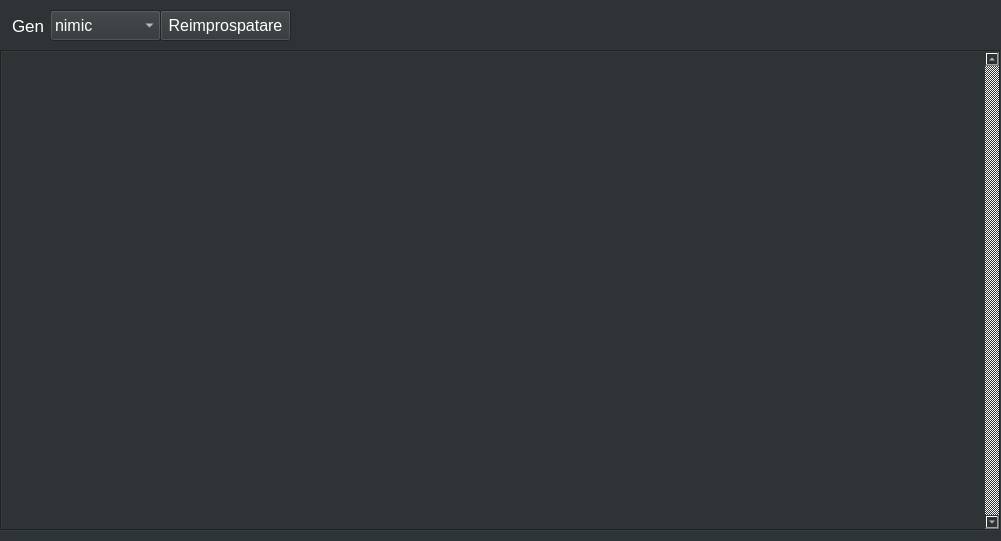
Above: Client/songstopform.ui from StefanPEZA/ProiectRC before the change. Below: the same form after it.
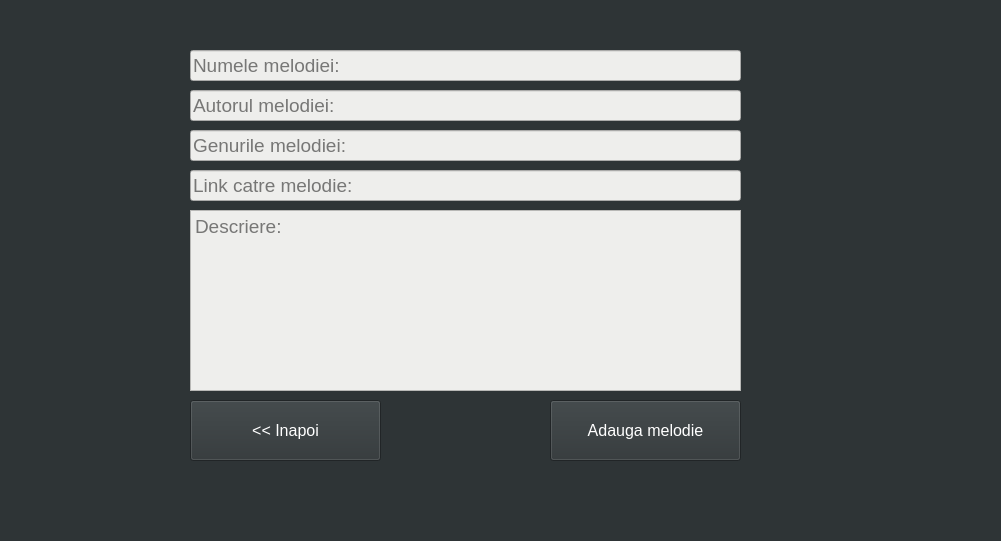
That is the form after the change. The open tabs and pages were chosen to show the change.

Diff of the .ui file:
```diff
--- a/Client/songstopform.ui
+++ b/Client/songstopform.ui
@@ -175,13 +175,16 @@
       <enum>QListView::Static</enum>
      </property>
      <property name="spacing">
-      <number>2</number>
+      <number>5</number>
      </property>
      <property name="viewMode">
       <enum>QListView::ListMode</enum>
      </property>
      <property name="itemAlignment">
-      <set>Qt::AlignHCenter</set>
+      <set>Qt::AlignLeading</set>
+     </property>
+     <property name="sortingEnabled">
+      <bool>false</bool>
      </property>
     </widget>
     <widget class="QLineEdit" name="songGenre">
@@ -359,6 +362,248 @@
      </property>
     </widget>
    </widget>
+   <widget class="QWidget" name="addSongPage">
+    <widget class="QPushButton" name="goBack2">
+     <property name="geometry">
+      <rect>
+       <x>190</x>
+       <y>400</y>
+       <width>191</width>
+       <height>61</height>
+      </rect>
+     </property>
+     <property name="font">
+      <font>
+       <pointsize>12</pointsize>
+      </font>
+     </property>
+     <property name="cursor">
+      <cursorShape>PointingHandCursor</cursorShape>
+     </property>
+     <property name="focusPolicy">
+      <enum>Qt::StrongFocus</enum>
+     </property>
+     <property name="styleSheet">
+      <string notr="true">QPushButton{
+	color:white;
+}
+
+QPushButton:hover{
+    background-color: rgb(85, 87, 83);
+}</string>
+     </property>
+     <property name="text">
+      <string>&lt;&lt; Inapoi</string>
+     </property>
+    </widget>
+    <widget class="QLineEdit" name="songNameText">
+     <property name="geometry">
+      <rect>
+       <x>190</x>
+       <y>50</y>
+       <width>551</width>
+       <height>31</height>
+      </rect>
+     </property>
+     <property name="font">
+      <font>
+       <pointsize>14</pointsize>
+      </font>
+     </property>
+     <property name="styleSheet">
+      <string notr="true">background-color:rgb(238, 238, 236);
+color:black</string>
+     </property>
+     <property name="inputMethodHints">
+      <set>Qt::ImhNone</set>
+     </property>
+     <property name="inputMask">
+      <string/>
+     </property>
+     <property name="text">
+      <string/>
+     </property>
+     <property name="maxLength">
+      <number>50</number>
+     </property>
+     <property name="frame">
+      <bool>true</bool>
+     </property>
+     <property name="placeholderText">
+      <string>Numele melodiei:</string>
+     </property>
+     <property name="clearButtonEnabled">
+      <bool>true</bool>
+     </property>
+    </widget>
+    <widget class="QPushButton" name="addSongButton">
+     <property name="geometry">
+      <rect>
+       <x>550</x>
+       <y>400</y>
+       <width>191</width>
+       <height>61</height>
+      </rect>
+     </property>
+     <property name="font">
+      <font>
+       <pointsize>12</pointsize>
+      </font>
+     </property>
+     <property name="cursor">
+      <cursorShape>PointingHandCursor</cursorShape>
+     </property>
+     <property name="styleSheet">
+      <string notr="true">background-color:rgb(46, 52, 54);
+color:white;</string>
+     </property>
+     <property name="text">
+      <string>Adauga melodie</string>
+     </property>
+    </widget>
+    <widget class="QLineEdit" name="songAuthorText">
+     <property name="geometry">
+      <rect>
+       <x>190</x>
+       <y>90</y>
+       <width>551</width>
+       <height>31</height>
+      </rect>
+     </property>
+     <property name="font">
+      <font>
+       <pointsize>14</pointsize>
+      </font>
+     </property>
+     <property name="styleSheet">
+      <string notr="true">background-color:rgb(238, 238, 236);
+color:black</string>
+     </property>
+     <property name="inputMethodHints">
+      <set>Qt::ImhNone</set>
+     </property>
+     <property name="inputMask">
+      <string/>
+     </property>
+     <property name="text">
+      <string/>
+     </property>
+     <property name="maxLength">
+      <number>50</number>
+     </property>
+     <property name="frame">
+      <bool>true</bool>
+     </property>
+     <property name="placeholderText">
+      <string>Autorul melodiei:</string>
+     </property>
+     <property name="clearButtonEnabled">
+      <bool>true</bool>
+     </property>
+    </widget>
+    <widget class="QLineEdit" name="songGenreText">
+     <property name="geometry">
+      <rect>
+       <x>190</x>
+       <y>130</y>
+       <width>551</width>
+       <height>31</height>
+      </rect>
+     </property>
+     <property name="font">
+      <font>
+       <pointsize>14</pointsize>
+      </font>
+     </property>
+     <property name="styleSheet">
+      <string notr="true">background-color:rgb(238, 238, 236);
+color:black</string>
+     </property>
+     <property name="inputMethodHints">
+      <set>Qt::ImhNone</set>
+     </property>
+     <property name="inputMask">
+      <string/>
+     </property>
+     <property name="text">
+      <string/>
+     </property>
+     <property name="maxLength">
+      <number>50</number>
+     </property>
+     <property name="frame">
+      <bool>true</bool>
+     </property>
+     <property name="placeholderText">
+      <string>Genurile melodiei:</string>
+     </property>
+     <property name="clearButtonEnabled">
+      <bool>true</bool>
+     </property>
+    </widget>
+    <widget class="QLineEdit" name="songLinkText">
+     <property name="geometry">
+      <rect>
+       <x>190</x>
+       <y>170</y>
+       <width>551</width>
+       <height>31</height>
+      </rect>
+     </property>
+     <property name="font">
+      <font>
+       <pointsize>14</pointsize>
+      </font>
+     </property>
+     <property name="styleSheet">
+      <string notr="true">background-color:rgb(238, 238, 236);
+color:black</string>
+     </property>
+     <property name="inputMethodHints">
+      <set>Qt::ImhNone</set>
+     </property>
+     <property name="inputMask">
+      <string/>
+     </property>
+     <property name="text">
+      <string/>
+     </property>
+     <property name="maxLength">
+      <number>50</number>
+     </property>
+     <property name="frame">
+      <bool>true</bool>
+     </property>
+     <property name="placeholderText">
+      <string>Link catre melodie:</string>
+     </property>
+     <property name="clearButtonEnabled">
+      <bool>true</bool>
+     </property>
+    </widget>
+    <widget class="QPlainTextEdit" name="songDescText">
+     <property name="geometry">
+      <rect>
+       <x>190</x>
+       <y>210</y>
+       <width>551</width>
+       <height>181</height>
+      </rect>
+     </property>
+     <property name="font">
+      <font>
+       <pointsize>14</pointsize>
+      </font>
+     </property>
+     <property name="styleSheet">
+      <string notr="true">background-color:rgb(238, 238, 236);
+color:black</string>
+     </property>
+     <property name="placeholderText">
+      <string>Descriere:</string>
+     </property>
+    </widget>
+   </widget>
   </widget>
  </widget>
  <tabstops>
```
Left out of the diff: 74 changed lines with no effect on the pictures.
